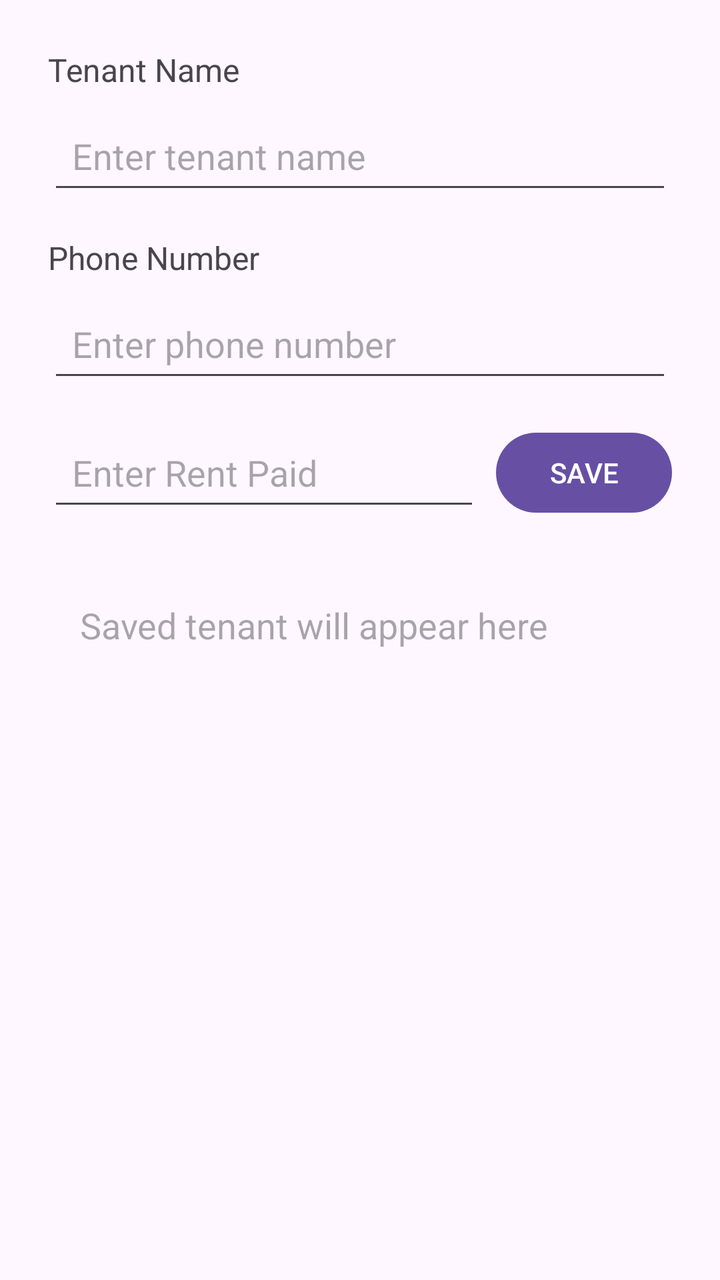
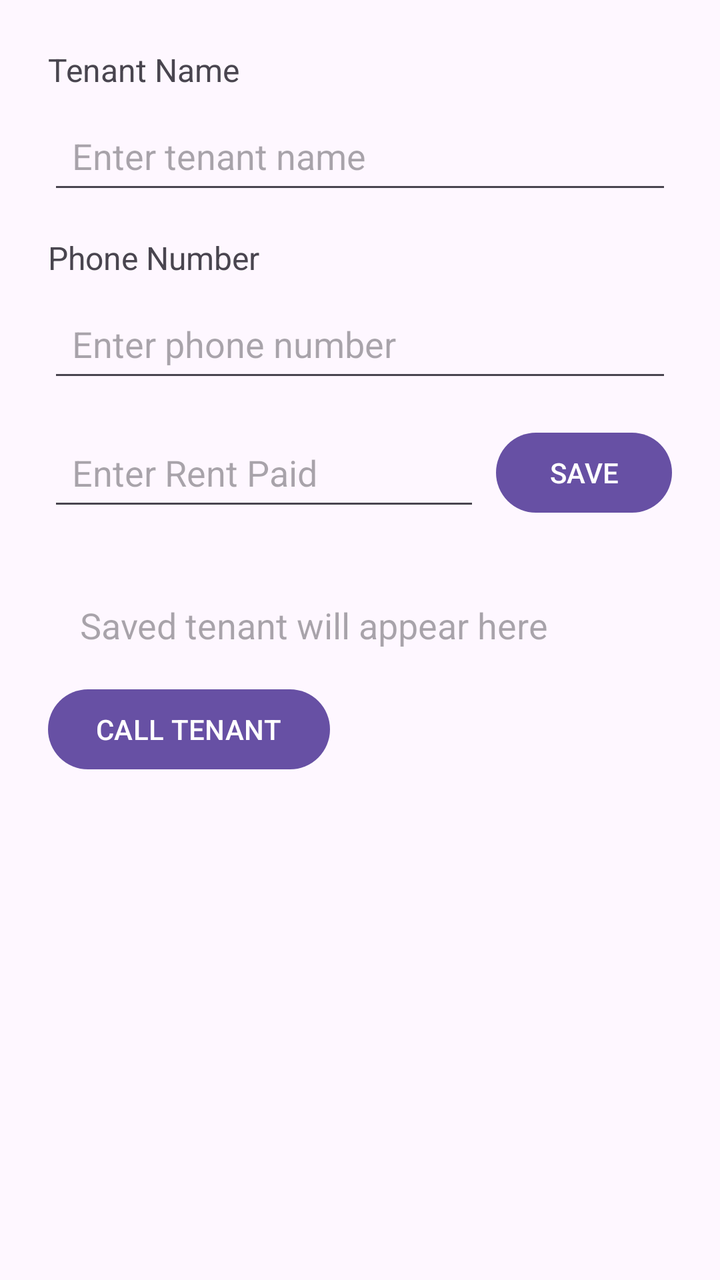

An Android layout rendered at two revisions. The XML below is the earlier revision; the diff shows what the commit changed to produce the second picture.
<!-- AndroidManifest.xml: application theme Theme.TenantManagementSystem -->
<!-- res/layout/activity_main.xml -->
<?xml version="1.0" encoding="utf-8"?>
<layout xmlns:android="http://schemas.android.com/apk/res/android"
    xmlns:app="http://schemas.android.com/apk/res-auto">

    <data>
        <variable
            name="tenant"
            type="com.example.tenantmanagementsystem.Tenant" />
    </data>

    <androidx.constraintlayout.widget.ConstraintLayout
        android:id="@+id/main"
        android:layout_width="match_parent"
        android:layout_height="match_parent">

        <TextView
            android:id="@+id/tenantResultTextView"
            android:layout_width="0dp"
            android:layout_height="wrap_content"
            android:text="@{tenant.summary()}"
            android:hint="Saved tenant will appear here"
            android:textSize="18sp"
            android:padding="16dp"
            android:layout_margin="24dp"
            app:layout_constraintTop_toBottomOf="@id/rentEditText"
            app:layout_constraintStart_toStartOf="parent"
            app:layout_constraintEnd_toEndOf="parent" />

        <TextView
            android:id="@+id/tenantNameLabel"
            android:layout_width="wrap_content"
            android:layout_height="wrap_content"
            android:text="Tenant Name"
            android:textSize="16sp"
            android:layout_marginTop="24dp"
            android:layout_marginStart="24dp"
            app:layout_constraintTop_toTopOf="parent"
            app:layout_constraintStart_toStartOf="parent" />

        <EditText
            android:id="@+id/tenantNameEditText"
            android:layout_width="0dp"
            android:layout_height="wrap_content"
            android:hint="Enter tenant name"
            android:minHeight="48dp"
            android:padding="12dp"
            android:layout_marginTop="8dp"
            android:layout_marginStart="24dp"
            android:layout_marginEnd="24dp"
            app:layout_constraintTop_toBottomOf="@id/tenantNameLabel"
            app:layout_constraintStart_toStartOf="parent"
            app:layout_constraintEnd_toEndOf="parent" />

        <TextView
            android:id="@+id/phoneLabel"
            android:layout_width="wrap_content"
            android:layout_height="wrap_content"
            android:text="Phone Number"
            android:textSize="16sp"
            android:layout_marginTop="16dp"
            android:layout_marginStart="24dp"
            app:layout_constraintTop_toBottomOf="@id/tenantNameEditText"
            app:layout_constraintStart_toStartOf="parent" />

        <EditText
            android:id="@+id/phoneEditText"
            android:layout_width="0dp"
            android:layout_height="wrap_content"
            android:hint="Enter phone number"
            android:inputType="phone"
            android:minHeight="48dp"
            android:padding="12dp"
            android:layout_marginTop="8dp"
            android:layout_marginStart="24dp"
            android:layout_marginEnd="24dp"
            app:layout_constraintTop_toBottomOf="@id/phoneLabel"
            app:layout_constraintStart_toStartOf="parent"
            app:layout_constraintEnd_toEndOf="parent" />

        <EditText
            android:id="@+id/rentEditText"
            android:layout_width="0dp"
            android:layout_height="wrap_content"
            android:hint="Enter Rent Paid"
            android:inputType="numberDecimal"
            android:minHeight="48dp"
            android:padding="12dp"
            android:layout_marginStart="24dp"
            android:layout_marginTop="16dp"
            android:layout_marginEnd="8dp"
            app:layout_constraintTop_toBottomOf="@id/phoneEditText"
            app:layout_constraintStart_toStartOf="parent"
            app:layout_constraintEnd_toStartOf="@id/saveButton" />

        <Button
            android:id="@+id/saveButton"
            android:layout_width="wrap_content"
            android:layout_height="wrap_content"
            android:text="SAVE"
            android:layout_marginEnd="24dp"
            app:layout_constraintTop_toTopOf="@id/rentEditText"
            app:layout_constraintBottom_toBottomOf="@id/rentEditText"
            app:layout_constraintStart_toEndOf="@id/rentEditText"
            app:layout_constraintEnd_toEndOf="parent" />

    </androidx.constraintlayout.widget.ConstraintLayout>
</layout>
<!-- resources referenced by this layout -->
<resources>
  <style name="Theme.TenantManagementSystem" parent="Base.Theme.TenantManagementSystem" />
  <style name="Base.Theme.TenantManagementSystem" parent="Theme.Material3.DayNight.NoActionBar">
          
          
      </style>
</resources>

<!-- the commit's change to res/layout/activity_main.xml (unified diff, before → after) -->
@@ -12,19 +12,6 @@
         android:id="@+id/main"
         android:layout_width="match_parent"
         android:layout_height="match_parent">
-
-        <TextView
-            android:id="@+id/tenantResultTextView"
-            android:layout_width="0dp"
-            android:layout_height="wrap_content"
-            android:text="@{tenant.summary()}"
-            android:hint="Saved tenant will appear here"
-            android:textSize="18sp"
-            android:padding="16dp"
-            android:layout_margin="24dp"
-            app:layout_constraintTop_toBottomOf="@id/rentEditText"
-            app:layout_constraintStart_toStartOf="parent"
-            app:layout_constraintEnd_toEndOf="parent" />
 
         <TextView
             android:id="@+id/tenantNameLabel"
@@ -103,5 +90,27 @@
             app:layout_constraintStart_toEndOf="@id/rentEditText"
             app:layout_constraintEnd_toEndOf="parent" />
 
+        <TextView
+            android:id="@+id/tenantResultTextView"
+            android:layout_width="0dp"
+            android:layout_height="wrap_content"
+            android:text="@{tenant.summary()}"
+            android:hint="Saved tenant will appear here"
+            android:textSize="18sp"
+            android:padding="16dp"
+            android:layout_margin="24dp"
+            app:layout_constraintTop_toBottomOf="@id/rentEditText"
+            app:layout_constraintStart_toStartOf="parent"
+            app:layout_constraintEnd_toEndOf="parent" />
+
+        <Button
+            android:id="@+id/callButton"
+            android:layout_width="wrap_content"
+            android:layout_height="wrap_content"
+            android:text="CALL TENANT"
+            android:layout_marginStart="24dp"
+            app:layout_constraintTop_toBottomOf="@id/tenantResultTextView"
+            app:layout_constraintStart_toStartOf="parent" />
+
     </androidx.constraintlayout.widget.ConstraintLayout>
 </layout>
